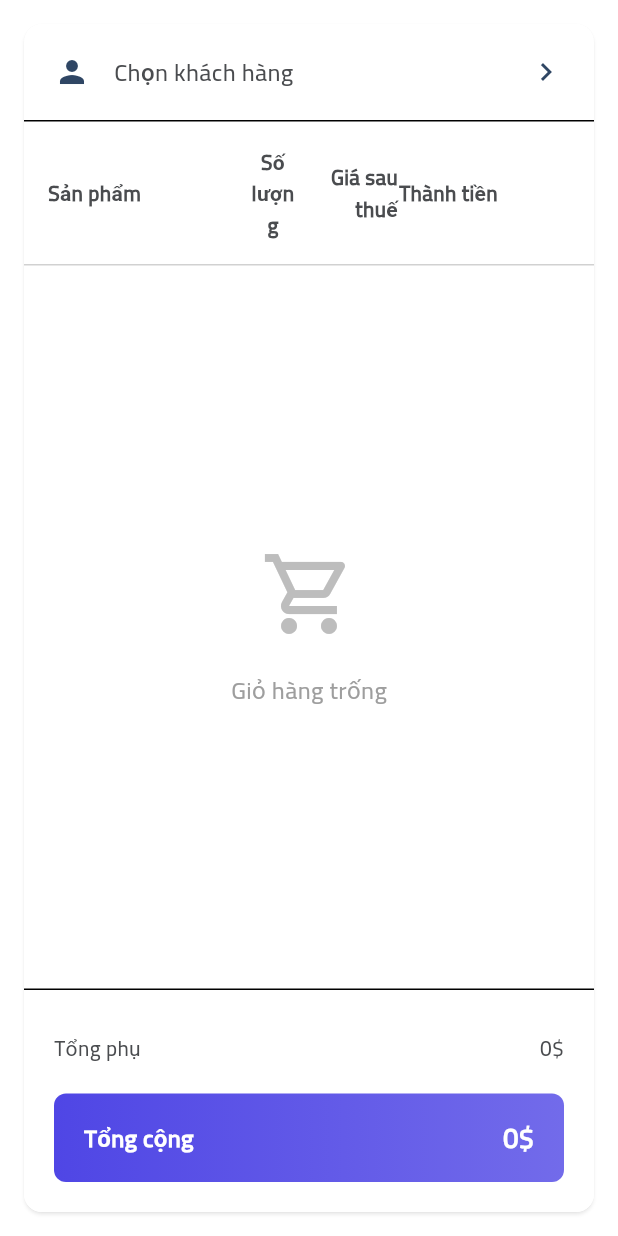
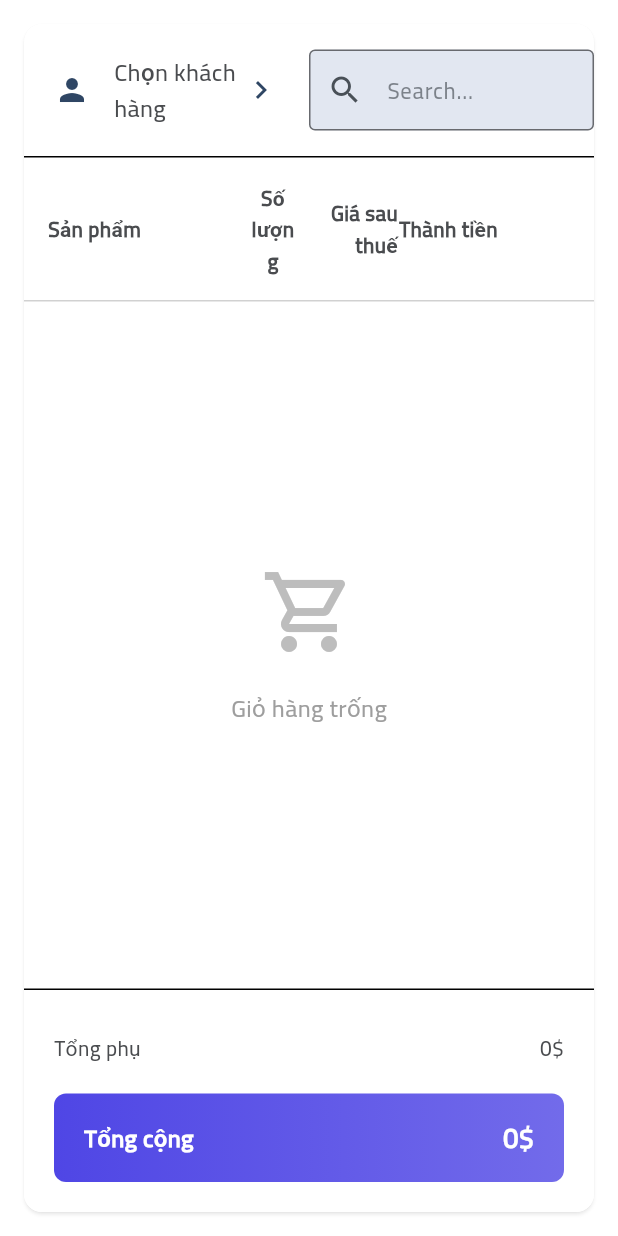
Before and after one commit to ToanBarcelona1998/pos_desktop, a Flutter app: the PosCartWidget widget shown alone on an empty page, opened directly with empty values, on a phone screen of 412 x 824 dp. Run offline on Flutter 3.47's test engine with Material 3 defaults, Android fonts, the phone set to English and light mode, and no system bars; our stand-ins replace audioplayers, badges, bloc, cached_network_image, connectivity_plus, csv and 20 more; missing offline and left inert: barcode_scan2, cron, file_saver, flutter_flip_card, flutter_inappwebview, get_ip_address and 3 more; accounts and stored records are empty; network calls fail; project files that could hold a hidden picture were left out.

Commit message:
feat: update layout select customer

```diff
--- a/lib/src/presentation/pages/pos/widgets/pos_cart_widget.dart
+++ b/lib/src/presentation/pages/pos/widgets/pos_cart_widget.dart
@@ -3,6 +3,7 @@ import 'package:flutter/material.dart';
 import 'package:flutter/services.dart';
 import 'package:pos_final/helpers/other_helpers.dart';
 import 'package:pos_final/src/core/constants/app_sizes.dart';
+import 'package:pos_final/src/presentation/presentation.dart';
 
 import '../../../../core/constants/app_spacing.dart';
 import '../../../../core/constants/app_typography.dart';
@@ -50,11 +51,20 @@ class PosCartWidget extends StatelessWidget {
       child: Column(
         children: [
           // Customer selector
-          _CustomerSelectorSection(
-            customer: customer,
-            onSelect: onCustomerSelect,
-            l10n: l10n,
-            theme: theme,
+          Row(
+            children: [
+              Expanded(
+                child: _CustomerSelectorSection(
+                  customer: customer,
+                  onSelect: onCustomerSelect,
+                  l10n: l10n,
+                  theme: theme,
+                ),
+              ),
+              Expanded(
+                child: AppSearchField(),
+              ),
+            ],
           ),
           const Divider(height: 1),
           // Cart items
@@ -349,26 +359,26 @@ class _CartItemRowState extends State<_CartItemRow> {
     }
   }
 
-  void _onMinusQuantity(){
+  void _onMinusQuantity() {
     final text = _quantityController.text.trim();
 
     int parsed = int.tryParse(text) ?? 1;
 
-    if(parsed > 1){
+    if (parsed > 1) {
       parsed--;
-    }else{
+    } else {
       parsed = 1;
     }
     _quantityController.text = parsed.toString();
     widget.onQuantityChanged(parsed);
   }
 
-  void _onPlusQuantity(){
+  void _onPlusQuantity() {
     final text = _quantityController.text.trim();
 
     int parsed = int.tryParse(text) ?? 1;
 
-    parsed ++;
+    parsed++;
 
     _quantityController.text = parsed.toString();
     widget.onQuantityChanged(parsed);
@@ -397,9 +407,7 @@ class _CartItemRowState extends State<_CartItemRow> {
               children: [
                 IconButton(
                   onPressed: _onMinusQuantity,
-                  padding: EdgeInsets.symmetric(
-                    horizontal: AppSpacing.xxs
-                  ),
+                  padding: EdgeInsets.symmetric(horizontal: AppSpacing.xxs),
                   icon: Icon(
                     Icons.minimize,
                     size: AppSizes.iconSm,
@@ -450,9 +458,7 @@ class _CartItemRowState extends State<_CartItemRow> {
                 ),
                 IconButton(
                   onPressed: _onPlusQuantity,
-                  padding: EdgeInsets.symmetric(
-                      horizontal: AppSpacing.xxs
-                  ),
+                  padding: EdgeInsets.symmetric(horizontal: AppSpacing.xxs),
                   icon: Icon(
                     Icons.minimize,
                     size: AppSizes.iconSm,
```
